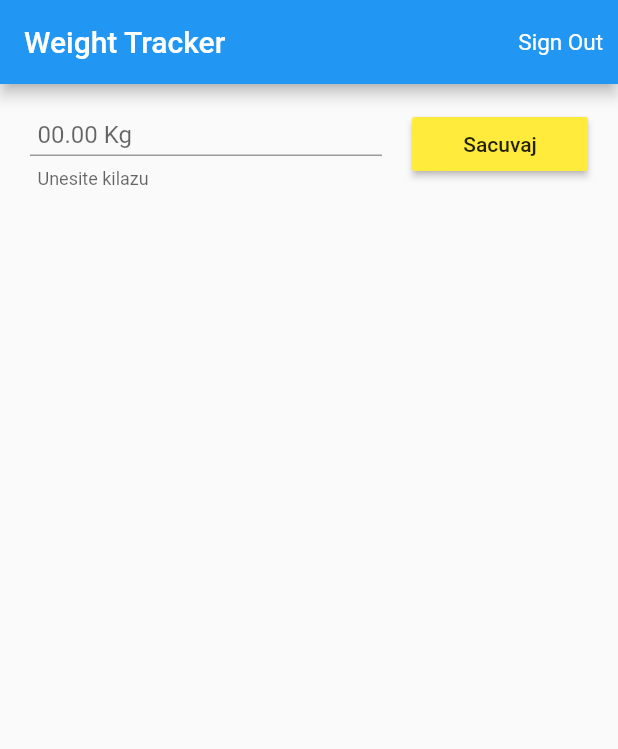
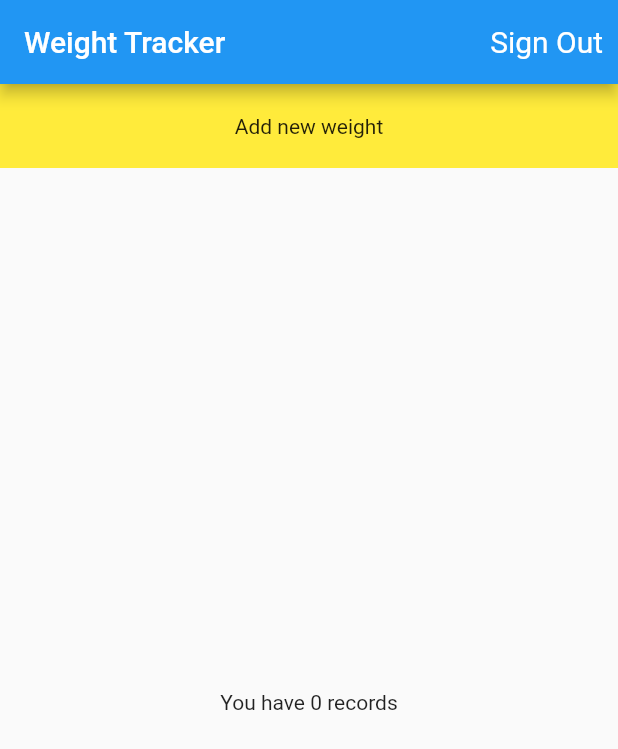
Before and after one commit to FarisDziho/weight_tracker, a Flutter app: the screen it shows once a user with an empty profile is signed in, on a phone screen of 412 x 824 dp. Shown: the top 749 px of the screen. Run offline on Flutter 3.47's test engine with Material 2 defaults, Android fonts, the phone set to English and light mode, and no system bars; our stand-ins replace cloud_firestore, firebase_auth, firebase_core, get; accounts and stored records are empty; generated files the repository leaves out were written again.

Commit message:
added update

```diff
--- a/lib/main.dart
+++ b/lib/main.dart
@@ -3,14 +3,13 @@ import 'package:firebase_auth/firebase_auth.dart';
 import 'package:flutter/material.dart';
 import 'package:get/get.dart';
 import 'package:weight_tracker/Services/firestore/firestore.dart';
-import 'package:weight_tracker/pages/welcome_page/home_page.dart';
+import 'package:weight_tracker/pages/welcome_page/home_page/home_page.dart';
 import 'package:weight_tracker/pages/welcome_page/welcome_page.dart';
 import './router/routes.dart';
 import 'package:firebase_core/firebase_core.dart';
 import 'package:provider/provider.dart';
 
 import 'Services/Auth/firebase_auth.dart';
-import 'models/enteties/weight_record.dart';
 
 void main() async {
   WidgetsFlutterBinding.ensureInitialized();
--- a/lib/pages/welcome_page/home_page.dart
+++ b/lib/pages/welcome_page/home_page/home_page.dart
@@ -5,8 +5,8 @@ import 'package:weight_tracker/Services/Auth/firebase_auth.dart';
 import 'package:cloud_firestore/cloud_firestore.dart';
 import 'package:weight_tracker/components/custom_list_tile.dart';
 import 'package:weight_tracker/utils/misc.dart';
-import '../../components/weight_input.dart';
-import '../../Services/firestore/firestore.dart';
+import '../../../components/weight_input.dart';
+import '../../../Services/firestore/firestore.dart';
 
 class HomePage extends StatefulWidget {
   _HomePageState createState() => _HomePageState();
@@ -21,9 +21,25 @@ class _HomePageState extends State<HomePage> {
         .deleteRecord(uid, dateTime, context);
   }
 
+  void showAddRecordDialog() {
+    showDialog(
+        context: context,
+        builder: (_) {
+          return new AlertDialog(
+            content: WeightForm(),
+            actions: [
+              GestureDetector(
+                onTap: () => Navigator.of(context).pop(),
+                child: Container(child: Text("Zatvori")),
+              )
+            ],
+          );
+        });
+  }
+
   @override
   Widget build(BuildContext context) {
-    String uid = getUserUid(context);
+    String userUid = getUserUid(context);
     return SafeArea(
       child: GestureDetector(
         // onTap: () => hideKeyboard(context),
@@ -41,7 +57,7 @@ class _HomePageState extends State<HomePage> {
                     child: Text(
                       "Sign Out",
                       style: TextStyle(
-                        fontSize: 15,
+                        fontSize: 20,
                       ),
                     ),
                   ),
@@ -49,15 +65,26 @@ class _HomePageState extends State<HomePage> {
               ),
             ],
           ),
-          body: Column(children: [
-            WeightForm(),
-            SizedBox(height: 20),
+          body:
+              Column(crossAxisAlignment: CrossAxisAlignment.stretch, children: [
+            // WeightForm(),
+            GestureDetector(
+              onTap: showAddRecordDialog,
+              child: Container(
+                padding: EdgeInsets.all(20),
+                color: Colors.yellow,
+                child: Center(
+                  child: (Text("Add new weight")),
+                ),
+              ),
+            ),
+            // SizedBox(height: 20),
             Expanded(
               child: StreamBuilder<QuerySnapshot>(
                   stream: Provider.of<Store>(context)
                       .firestore
                       .collection('users')
-                      .doc(uid)
+                      .doc(userUid)
                       .collection("weight_records")
                       .orderBy('dateTime', descending: true)
                       .snapshots(),
@@ -69,12 +96,16 @@ class _HomePageState extends State<HomePage> {
                     if (snapshots.connectionState == ConnectionState.waiting)
                       return Center(child: CircularProgressIndicator());
 
+                    if (snapshots.data.size == 0) {
+                      return Center(child: Text("You have 0 records"));
+                    }
+
                     return ListView.builder(
                         itemCount: snapshots.data.size,
                         itemBuilder: (BuildContext context, int index) {
                           var data = snapshots.data.docs[index].data();
-                          return CustomListTile(
-                              uid, data['weight'].toString(), data['dateTime']);
+                          return CustomListTile(userUid,
+                              data['weight'].toString(), data['dateTime']);
                         });
                   }),
             ),
```
Also changed, not shown: lib/Services/firestore/firestore.dart (+24 -12 lines), lib/components/custom_list_tile.dart (+23 -4 lines), lib/components/weight_input.dart (+39 -4 lines).
